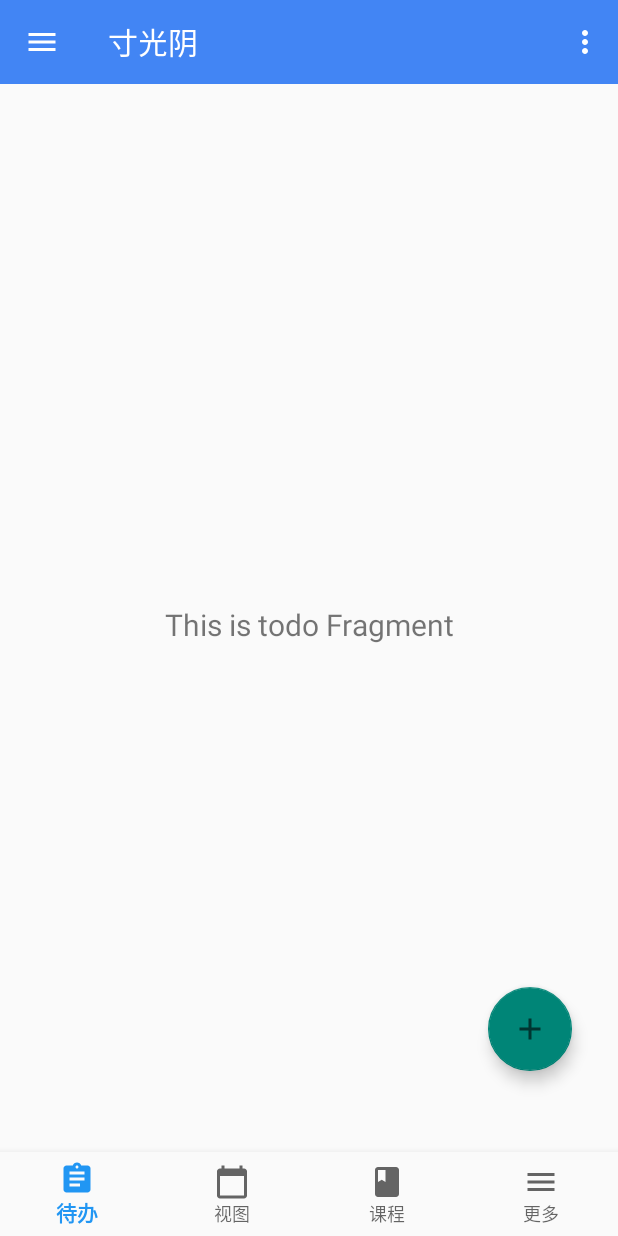
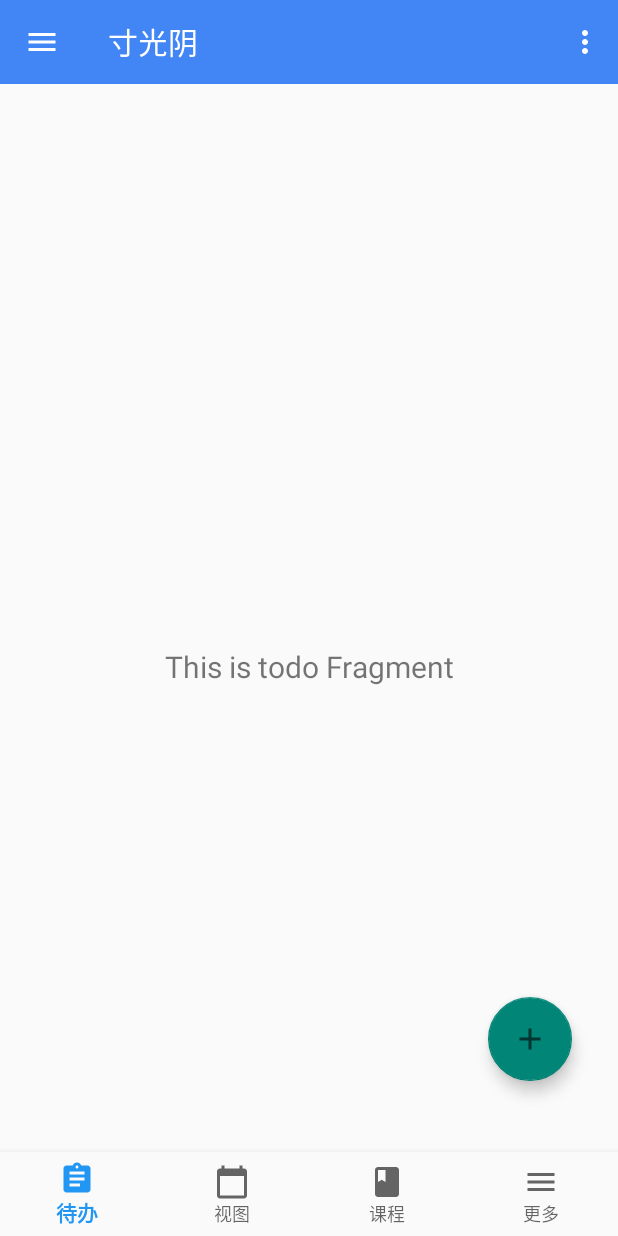
Before and after one commit to hiki-long/BUPTAndroid, an Android app: the screen it shows after launch (MainActivity), on a phone screen of 412 x 824 dp. Run offline under Robolectric (Android 15) with nearby library versions, the phone set to English and light mode, and no system bars; our stand-ins replace Dagger/Hilt's generated code, navigation-ui; libraries missing offline, so code that uses them is left out: com.afollestad.materialdialogs, com.github.dhaval2404.colorpicker.

Commit message:
设置drawerlayout在toolbar下方 设置点开drawer时menu变return图标

```diff
--- a/app/src/main/java/com/example/myapplication/MainActivity.kt
+++ b/app/src/main/java/com/example/myapplication/MainActivity.kt
@@ -29,7 +29,13 @@ class MainActivity : AppCompatActivity() {
         setSupportActionBar(toolbar)
         toolbar.setNavigationOnClickListener{
             //还需加上判断是否在todo fragment的逻辑!!
-            mainDrawerLayout.openDrawer(GravityCompat.START)
+            if (mainDrawerLayout.isDrawerOpen(GravityCompat.START)) {
+                mainDrawerLayout.closeDrawer(GravityCompat.START)
+                supportActionBar?.setHomeAsUpIndicator(R.drawable.ic_baseline_menu_24)
+            } else {
+                mainDrawerLayout.openDrawer(GravityCompat.START)
+                supportActionBar?.setHomeAsUpIndicator(R.drawable.ic_resource_return)
+            }
         }
 
         supportActionBar?.let{
@@ -40,10 +46,4 @@ class MainActivity : AppCompatActivity() {
 
     }
 
-    override fun onOptionsItemSelected(item: MenuItem): Boolean {
-        when(item.itemId){
-            android.R.id.home->mainDrawerLayout.openDrawer(GravityCompat.START)
-        }
-        return true;
-    }
 }
--- /dev/null
+++ b/app/src/main/res/drawable/ic_resource_return.xml
@@ -0,0 +1,4 @@
+<vector android:height="20dp" android:viewportHeight="1024"
+    android:viewportWidth="1024" android:width="20dp" xmlns:android="http://schemas.android.com/apk/res/android">
+    <path android:fillColor="#ffffff" android:pathData="M128.51,512l336.97,336.97 -51.71,51.71L0,486.91 413.77,73.14l51.71,51.71L151.48,438.86H1024v73.14z"/>
+</vector>
--- a/app/src/main/res/layout/activity_main.xml
+++ b/app/src/main/res/layout/activity_main.xml
@@ -1,13 +1,8 @@
 <?xml version="1.0" encoding="utf-8"?>
-<androidx.drawerlayout.widget.DrawerLayout
-android:id="@+id/mainDrawerLayout"
+<RelativeLayout
     xmlns:android="http://schemas.android.com/apk/res/android"
+    xmlns:app="http://schemas.android.com/apk/res-auto"
     xmlns:tools="http://schemas.android.com/tools"
-xmlns:app="http://schemas.android.com/apk/res-auto"
-android:layout_width="match_parent"
-android:layout_height="match_parent">
-
-<androidx.constraintlayout.widget.ConstraintLayout
     android:layout_width="match_parent"
     android:layout_height="match_parent"
     android:orientation="vertical">
@@ -19,14 +14,26 @@ android:layout_height="match_parent">
         android:layout_alignParentTop="true"
         android:background="@color/colorPrimary"
         android:theme="@style/ThemeOverlay.AppCompat.Dark.ActionBar"
-
-        app:layout_constraintBottom_toBottomOf="parent"
-        app:layout_constraintEnd_toEndOf="parent"
-        app:layout_constraintStart_toStartOf="parent"
-        app:layout_constraintTop_toTopOf="parent"
-        app:layout_constraintVertical_bias="0.0"
         app:popupTheme="@style/ThemeOverlay.AppCompat.Light" />
 
+    <androidx.drawerlayout.widget.DrawerLayout
+        android:id="@+id/mainDrawerLayout"
+        android:layout_width="match_parent"
+        android:layout_height="match_parent"
+        android:layout_below="@id/toolbar">
+        <RelativeLayout
+            android:layout_width="match_parent"
+            android:layout_height="match_parent">
+
+            <fragment
+                android:id="@+id/nav_host_fragment"
+                android:name="androidx.navigation.fragment.NavHostFragment"
+                android:layout_width="match_parent"
+                android:layout_height="match_parent"
+                android:layout_alignParentTop="true"
+                app:defaultNavHost="true"
+
+                app:navGraph="@navigation/mobile_navigation" />
             <com.google.android.material.bottomnavigation.BottomNavigationView
                 android:id="@+id/nav_view"
                 android:layout_width="match_parent"
@@ -34,45 +41,12 @@ android:layout_height="match_parent">
                 android:layout_alignParentBottom="true"
                 android:background="?android:attr/windowBackground"
                 app:labelVisibilityMode="labeled"
-        app:layout_constraintBottom_toBottomOf="parent"
-        app:layout_constraintHorizontal_bias="1.0"
-        app:layout_constraintLeft_toLeftOf="parent"
-        app:layout_constraintRight_toRightOf="parent"
-        app:layout_constraintTop_toTopOf="parent"
-        app:layout_constraintVertical_bias="1.0"
                 app:menu="@menu/bottom_nav_menu" />
-
-<!--    <com.google.android.material.floatingactionbutton.FloatingActionButton-->
-<!--        android:id="@+id/add"-->
-<!--        android:layout_width="wrap_content"-->
-<!--        android:layout_height="wrap_content"-->
-<!--        android:layout_gravity="end|bottom"-->
-<!--        android:layout_margin="16dp"-->
-
-<!--        android:src="@drawable/ic_baseline_add_24"-->
-<!--        app:layout_constraintBottom_toBottomOf="parent"-->
-<!--        app:layout_constraintEnd_toEndOf="parent"-->
-<!--        app:layout_constraintHorizontal_bias="0.954"-->
-<!--        app:layout_constraintStart_toStartOf="parent"-->
-<!--        app:layout_constraintTop_toTopOf="parent"-->
-<!--        app:layout_constraintVertical_bias="0.872" />-->
+        </RelativeLayout>
 
 
-    <fragment
-        android:id="@+id/nav_host_fragment"
-        android:name="androidx.navigation.fragment.NavHostFragment"
-        android:layout_width="match_parent"
-        android:layout_height="match_parent"
-        app:defaultNavHost="true"
-        app:layout_constraintBottom_toTopOf="@id/nav_view"
-        app:layout_constraintLeft_toLeftOf="parent"
-        app:layout_constraintRight_toRightOf="parent"
-        app:layout_constraintTop_toTopOf="parent"
-        app:navGraph="@navigation/mobile_navigation" />
-
-
-</androidx.constraintlayout.widget.ConstraintLayout>
-
-<include layout="@layout/fragment_todo_slide"/>
+        <include layout="@layout/fragment_todo_slide" />
 
     </androidx.drawerlayout.widget.DrawerLayout>
+
+</RelativeLayout>
--- a/app/src/main/res/values/dimens.xml
+++ b/app/src/main/res/values/dimens.xml
@@ -3,5 +3,5 @@
     <dimen name="activity_horizontal_margin">16dp</dimen>
     <dimen name="activity_vertical_margin">16dp</dimen>
     <dimen name="image_listsetting_size">32dp</dimen>
-    <dimen name="self_design_item_text_size">20dp</dimen>
+    <dimen name="self_design_item_text_size">20sp</dimen>
 </resources>
```
Lines whose indentation alone changed are shown as unchanged.
